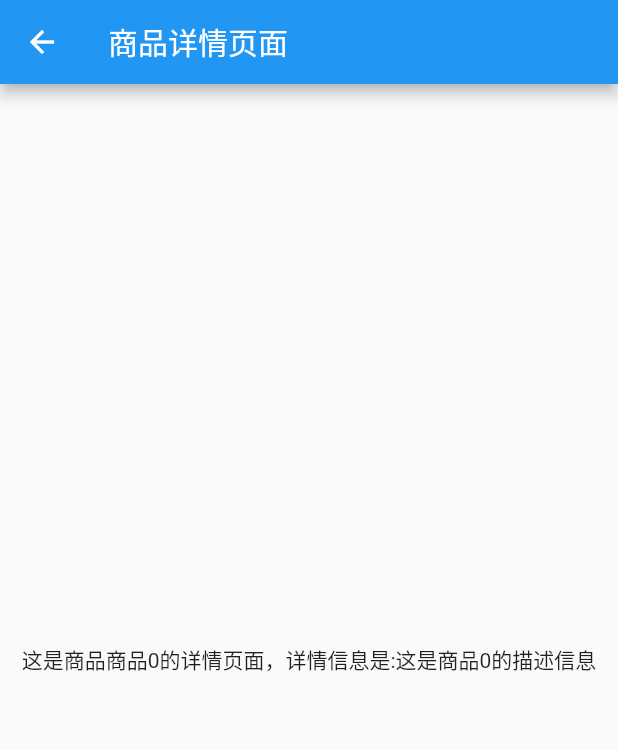
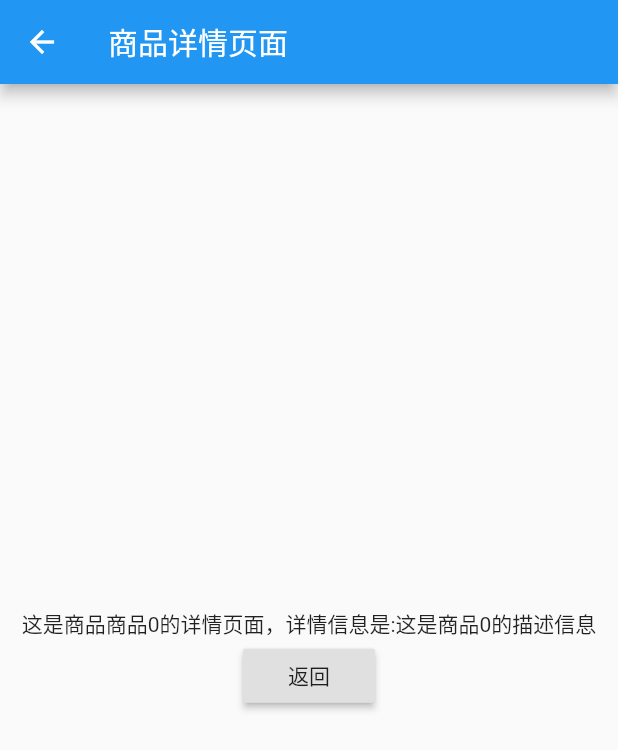
Before and after one commit to cxblovecw/Flutter, a Flutter app: the screen it shows after launch, after a tap on an icon or button, on a phone screen of 412 x 824 dp. Shown: the top 750 px of the screen. Run offline on Flutter 3.47's test engine with Material 2 defaults, Android fonts, the phone set to English and light mode, and no system bars.

Commit message:
父传子

```diff
--- a/lib/main.dart
+++ b/lib/main.dart
@@ -57,7 +57,18 @@ class Detail extends StatelessWidget{
         title:Text("商品详情页面")
       ),
       body:Center(
-        child:Text("这是商品${name}的详情页面，详情信息是:${description}")
+        child:Column(
+          mainAxisAlignment: MainAxisAlignment.center,
+          children: <Widget>[
+            Text("这是商品${name}的详情页面，详情信息是:${description}"),
+            RaisedButton(
+              child: Text("返回"),
+              onPressed: (){
+                Navigator.pop(context);
+              },
+            )
+          ],
+        )
       )
     );
   }
```
